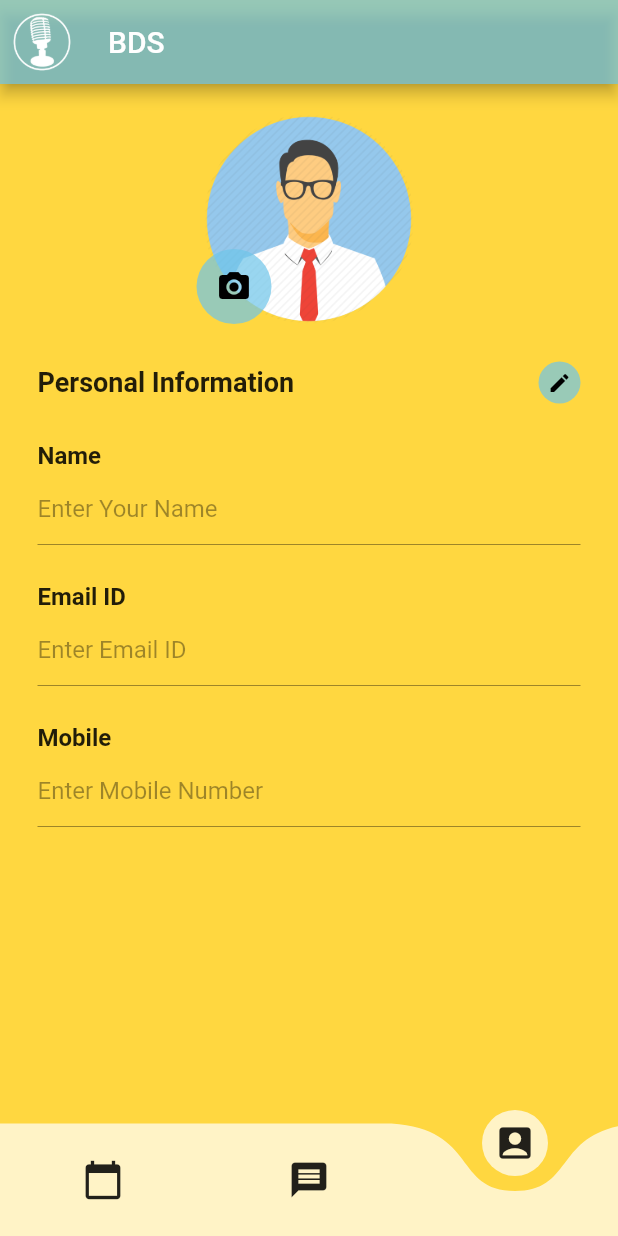
After one commit to akashrajbanshi/bds, a Flutter app: the HomePage screen opened by its route, item 3 of the bottom bar chosen, after a tap on the "camera alt" icon, after a tap on "Save", on a phone screen of 412 x 824 dp. The commit adds this screen. Run offline on Flutter 3.47's test engine with Material 2 defaults, Android fonts, the phone set to English and light mode, and no system bars; drawn by our look-alikes of curved_navigation_bar; our stand-ins replace cached_network_image, cloud_firestore, firebase_auth, firebase_database, firebase_messaging, firebase_storage and 6 more; missing offline and left inert: calendar_views, flutter_facebook_login; accounts and stored records are empty; network calls fail.

Commit message:
Profile Screen has been added

```diff
--- a/lib/common/socialicon.dart
+++ b/lib/common/socialicon.dart
@@ -13,6 +13,7 @@ class SocialIcon extends StatelessWidget {
         width: 40.0,
         height: 40.0,
         child: RawMaterialButton(
+          onPressed: () {},
           shape: CircleBorder(),
           child: Icon(iconData, color: Colors.white),
         ),
--- a/lib/common/strings.dart
+++ b/lib/common/strings.dart
@@ -19,8 +19,6 @@ class  Strings {
   static final String FIELD_APPOINTMENT_DAY = 'appointmentDay';
   static final String FIELD_USER_ID = 'userID';
   static final String DATE_NOTE_VALID_FOR_APPOINTMENT = 'Appointment Cannot Be Booked For Selected Date';
-
   static final String DAY_VIEW_APP_BAR = 'Day View';
-
   static final String FIREBASE_MESSAGE = 'messages';
 }
--- a/lib/pages/authenticationpage.dart
+++ b/lib/pages/authenticationpage.dart
@@ -101,34 +101,49 @@ class _AuthenticationPageState extends State<AuthenticationPage> {
       AuthCredential credential =
           FacebookAuthProvider.getCredential(accessToken: myToken.token);
 
-      var user = await FirebaseAuth.instance.signInWithCredential(credential);
-      if (null != user) {
-        await setCurrentUserFromSharedPreference(user);
+      var authResult =
+          await FirebaseAuth.instance.signInWithCredential(credential);
+      if (null != authResult) {
+        await setCurrentUserFromSharedPreference(authResult);
         Navigator.pushNamed(context, '/home');
       }
     }
   }
 
   Future setCurrentUserFromSharedPreference(AuthResult result) async {
-    SharedPreferences prefs = await SharedPreferences.getInstance();
-    prefs.setString('userID', result.user.uid);
-    _saveDeviceToken(prefs,result);
+    _saveDeviceToken(result);
     Navigator.pushNamed(context, '/home');
   }
 
-  _saveDeviceToken(SharedPreferences prefs, AuthResult result) async {
+  _saveDeviceToken(AuthResult result) async {
+    await updateSPAndFS(result);
+  }
+
+  Future updateSPAndFS(AuthResult result) async {
+    SharedPreferences prefs = await SharedPreferences.getInstance();
+    String username = result.user.displayName;
+    String email = result.user.email;
+    String mobile = result.user.phoneNumber;
+    String photoUrl = result.user.photoUrl;
+
+    prefs.setString('userID', result.user.uid);
+    prefs.setString('username', username);
+    prefs.setString('email', email);
+    prefs.setString('mobile', mobile);
+    prefs.setString('photoUrl', photoUrl);
+
     // Get the token for this device
     String fcmToken = await _fcm.getToken();
 
     // Save it to Firestore
     if (fcmToken != null) {
-      var tokens = _firestore
-          .collection('users')
-          .document(result.user.uid);
-
-      prefs.setString('tokenID', fcmToken);
+      var tokens = _firestore.collection('users').document(result.user.uid);
 
       await tokens.setData({
+        'username': username,
+        'email': email,
+        'mobile': mobile,
+        'photoUrl': photoUrl,
         'tokenID': fcmToken,
         'createdAt': FieldValue.serverTimestamp(), // optional
       }).whenComplete(() => prefs.setString('tokenID', fcmToken));
@@ -146,10 +161,9 @@ class _AuthenticationPageState extends State<AuthenticationPage> {
       idToken: googleSignInAuthentication.idToken,
     );
     AuthResult authResult = await _auth.signInWithCredential(credential);
-    FirebaseUser user = authResult.user;
-    if (null != user) {
-      SharedPreferences prefs = await SharedPreferences.getInstance();
-      prefs.setString('userID', user.uid);
+
+    if (null != authResult) {
+      updateSPAndFS(authResult);
       Navigator.pushNamed(context, '/home');
     }
   }
@@ -197,8 +211,8 @@ class _AuthenticationPageState extends State<AuthenticationPage> {
       decoration: InputDecoration(
         hintText: 'Password',
         contentPadding: EdgeInsets.fromLTRB(30.0, 20.0, 30.0, 20.0),
-    border: OutlineInputBorder(borderRadius: BorderRadius.circular(24.0)),
-    ),
+        border: OutlineInputBorder(borderRadius: BorderRadius.circular(24.0)),
+      ),
     );
 
     final loginButton = Padding(
--- a/lib/pages/homepage.dart
+++ b/lib/pages/homepage.dart
@@ -2,14 +2,13 @@ import 'package:bds/common/customcolors.dart';
 import 'package:bds/common/strings.dart';
 import 'package:bds/pages/calendarpage.dart';
 import 'package:bds/pages/messagepage.dart';
-import 'package:cloud_firestore/cloud_firestore.dart';
+import 'package:bds/pages/profilepage.dart';
 import 'package:curved_navigation_bar/curved_navigation_bar.dart';
 import 'package:firebase_messaging/firebase_messaging.dart';
 import 'package:flutter/cupertino.dart';
 import 'package:flutter/material.dart';
 import 'package:flutter/painting.dart';
 import 'package:flutter_local_notifications/flutter_local_notifications.dart';
-import 'package:shared_preferences/shared_preferences.dart';
 
 class HomePage extends StatefulWidget {
   @override
@@ -68,7 +67,7 @@ class _HomePageState extends State<HomePage> {
 
   int _currentIndex = 0;
 
-  final List<Widget> screens = [CalendarPage(), MessagePage()];
+  final List<Widget> screens = [CalendarPage(), MessagePage(), ProfilePage()];
 
   @override
   Widget build(BuildContext context) {
@@ -99,7 +98,8 @@ class _HomePageState extends State<HomePage> {
             animationDuration: Duration(milliseconds: 300),
             items: [
               Icon(Icons.calendar_today, size: 28),
-              Icon(Icons.message, size: 28)
+              Icon(Icons.message, size: 28),
+              Icon(Icons.account_box, size: 28)
             ],
           ),
         ),
--- a/lib/pages/messagepage.dart
+++ b/lib/pages/messagepage.dart
@@ -84,7 +84,7 @@ class _MessagePageState extends State<MessagePage> {
                 Expanded(
                     flex: 2,
                     child: Padding(
-                      padding: const EdgeInsets.only(left: 12.0, bottom: 15),
+                      padding: const EdgeInsets.only(left: 12.0, bottom: 30),
                       child: TextField(
                         keyboardType: TextInputType.multiline,
                         maxLines: 2,
@@ -129,7 +129,7 @@ class SendButton extends StatelessWidget {
   @override
   Widget build(BuildContext context) {
     return Padding(
-      padding: const EdgeInsets.only(left: 20, right: 10, bottom: 30, top: 10),
+      padding: const EdgeInsets.only(left: 20, right: 10, bottom: 50, top: 10),
       child: RaisedButton(
         shape: RoundedRectangleBorder(
           borderRadius: BorderRadius.circular(16),
--- /dev/null
+++ b/lib/pages/profilepage.dart
@@ -0,0 +1,392 @@
+import 'dart:io';
+
+import 'package:bds/common/customcolors.dart';
+import 'package:cached_network_image/cached_network_image.dart';
+import 'package:cloud_firestore/cloud_firestore.dart';
+import 'package:firebase_storage/firebase_storage.dart';
+import 'package:flutter/cupertino.dart';
+import 'package:flutter/material.dart';
+import 'package:image_picker/image_picker.dart';
+import 'package:shared_preferences/shared_preferences.dart';
+import 'package:path/path.dart' as Path;
+
+class ProfilePage extends StatefulWidget {
+  @override
+  createState() => ProfilePageState();
+}
+
+class ProfilePageState extends State<ProfilePage>
+    with SingleTickerProviderStateMixin {
+  bool _status = true;
+  final FocusNode myFocusNode = FocusNode();
+
+  File _image;
+  String _imageUrl;
+
+  TextEditingController _usernameController;
+  TextEditingController _emailController;
+  TextEditingController _mobileController;
+
+  final Firestore _firestore = Firestore.instance;
+
+  @override
+  void initState() {
+    super.initState();
+    _usernameController = TextEditingController();
+    _emailController = TextEditingController();
+    _mobileController = TextEditingController();
+
+    getUserInfo();
+  }
+
+  void getUserInfo() async {
+    SharedPreferences prefs = await SharedPreferences.getInstance();
+
+    setState(() {
+      if (null != prefs.get("username"))
+        _usernameController.text = prefs.get("username");
+      if (null != prefs.get("email"))
+        _emailController.text = prefs.get("email");
+      if (null != prefs.get("mobile"))
+        _mobileController.text = prefs.get("mobile");
+      if (null != prefs.get("photoUrl")) _imageUrl = prefs.get("photoUrl");
+    });
+  }
+
+  @override
+  Widget build(BuildContext context) {
+    return Container(
+      color: CustomColors.backgroundColor,
+      child: ListView(
+        children: <Widget>[
+          Column(
+            children: <Widget>[
+              Container(
+                color: CustomColors.backgroundColor,
+                child: Column(
+                  children: <Widget>[
+                    Padding(
+                      padding: EdgeInsets.only(top: 20.0),
+                      child: Stack(fit: StackFit.loose, children: <Widget>[
+                        Row(
+                          crossAxisAlignment: CrossAxisAlignment.center,
+                          mainAxisAlignment: MainAxisAlignment.center,
+                          children: <Widget>[
+                            Container(
+                                width: 140.0,
+                                height: 140.0,
+                                decoration: BoxDecoration(
+                                  shape: BoxShape.circle,
+                                  image: DecorationImage(
+                                    image: _imageUrl != null
+                                        ? CachedNetworkImageProvider(_imageUrl)
+                                        : (null != _image)
+                                            ? ExactAssetImage(_image.path)
+                                            : ExactAssetImage('assets/as.png'),
+                                    fit: BoxFit.cover,
+                                  ),
+                                )),
+                          ],
+                        ),
+                        Padding(
+                            padding: EdgeInsets.only(top: 90.0, right: 100.0),
+                            child: GestureDetector(
+                              onTap: () => chooseFile(),
+                              child: Row(
+                                mainAxisAlignment: MainAxisAlignment.center,
+                                children: <Widget>[
+                                  CircleAvatar(
+                                    backgroundColor: CustomColors.buttonColor,
+                                    radius: 25.0,
+                                    child: Icon(
+                                      Icons.camera_alt,
+                                      color: Colors.black,
+                                    ),
+                                  ),
+                                ],
+                              ),
+                            )),
+                      ]),
+                    )
+                  ],
+                ),
+              ),
+              Container(
+                color: CustomColors.backgroundColor,
+                child: Padding(
+                  padding: EdgeInsets.only(bottom: 25.0),
+                  child: Column(
+                    crossAxisAlignment: CrossAxisAlignment.start,
+                    mainAxisAlignment: MainAxisAlignment.start,
+                    children: <Widget>[
+                      Padding(
+                          padding: EdgeInsets.only(
+                              left: 25.0, right: 25.0, top: 25.0),
+                          child: Row(
+                            mainAxisAlignment: MainAxisAlignment.spaceBetween,
+                            mainAxisSize: MainAxisSize.max,
+                            children: <Widget>[
+                              Column(
+                                mainAxisAlignment: MainAxisAlignment.start,
+                                mainAxisSize: MainAxisSize.min,
+                                children: <Widget>[
+                                  Text(
+                                    'Personal Information',
+                                    style: TextStyle(
+                                        fontSize: 18.0,
+                                        fontWeight: FontWeight.bold),
+                                  ),
+                                ],
+                              ),
+                              Column(
+                                mainAxisAlignment: MainAxisAlignment.end,
+                                mainAxisSize: MainAxisSize.min,
+                                children: <Widget>[
+                                  _status ? _getEditIcon() : Container(),
+                                ],
+                              )
+                            ],
+                          )),
+                      Padding(
+                          padding: EdgeInsets.only(
+                              left: 25.0, right: 25.0, top: 25.0),
+                          child: Row(
+                            mainAxisSize: MainAxisSize.max,
+                            children: <Widget>[
+                              Column(
+                                mainAxisAlignment: MainAxisAlignment.start,
+                                mainAxisSize: MainAxisSize.min,
+                                children: <Widget>[
+                                  Text(
+                                    'Name',
+                                    style: TextStyle(
+                                        fontSize: 16.0,
+                                        fontWeight: FontWeight.bold),
+                                  ),
+                                ],
+                              ),
+                            ],
+                          )),
+                      Padding(
+                          padding: EdgeInsets.only(
+                              left: 25.0, right: 25.0, top: 2.0),
+                          child: Row(
+                            mainAxisSize: MainAxisSize.max,
+                            children: <Widget>[
+                              Flexible(
+                                child: TextField(
+                                  controller: _usernameController,
+                                  decoration: const InputDecoration(
+                                    hintText: "Enter Your Name",
+                                  ),
+                                  enabled: !_status,
+                                  autofocus: !_status,
+                                ),
+                              ),
+                            ],
+                          )),
+                      Padding(
+                          padding: EdgeInsets.only(
+                              left: 25.0, right: 25.0, top: 25.0),
+                          child: Row(
+                            mainAxisSize: MainAxisSize.max,
+                            children: <Widget>[
+                              Column(
+                                mainAxisAlignment: MainAxisAlignment.start,
+                                mainAxisSize: MainAxisSize.min,
+                                children: <Widget>[
+                                  Text(
+                                    'Email ID',
+                                    style: TextStyle(
+                                        fontSize: 16.0,
+                                        fontWeight: FontWeight.bold),
+                                  ),
+                                ],
+                              ),
+                            ],
+                          )),
+                      Padding(
+                          padding: EdgeInsets.only(
+                              left: 25.0, right: 25.0, top: 2.0),
+                          child: Row(
+                            mainAxisSize: MainAxisSize.max,
+                            children: <Widget>[
+                              Flexible(
+                                child: TextField(
+                                  controller: _emailController,
+                                  decoration: const InputDecoration(
+                                      hintText: "Enter Email ID"),
+                                  enabled: !_status,
+                                ),
+                              ),
+                            ],
+                          )),
+                      Padding(
+                          padding: EdgeInsets.only(
+                              left: 25.0, right: 25.0, top: 25.0),
+                          child: Row(
+                            mainAxisSize: MainAxisSize.max,
+                            children: <Widget>[
+                              Column(
+                                mainAxisAlignment: MainAxisAlignment.start,
+                                mainAxisSize: MainAxisSize.min,
+                                children: <Widget>[
+                                  Text(
+                                    'Mobile',
+                                    style: TextStyle(
+                                        fontSize: 16.0,
+                                        fontWeight: FontWeight.bold),
+                                  ),
+                                ],
+                              ),
+                            ],
+                          )),
+                      Padding(
+                          padding: EdgeInsets.only(
+                              left: 25.0, right: 25.0, top: 2.0),
+                          child: Row(
+                            mainAxisSize: MainAxisSize.max,
+                            children: <Widget>[
+                              Flexible(
+                                child: TextField(
+                                  controller: _mobileController,
+                                  decoration: const InputDecoration(
+                                      hintText: "Enter Mobile Number"),
+                                  enabled: !_status,
+                                ),
+                              ),
+                            ],
+                          )),
+                      !_status ? _getActionButtons() : Container(),
+                    ],
+                  ),
+                ),
+              )
+            ],
+          ),
+        ],
+      ),
+    );
+  }
+
+  @override
+  void dispose() {
+    // Clean up the controller when the Widget is disposed
+    myFocusNode.dispose();
+    super.dispose();
+  }
+
+  Widget _getActionButtons() {
+    return Padding(
+      padding: EdgeInsets.only(left: 25.0, right: 25.0, top: 45.0),
+      child: Row(
+        mainAxisSize: MainAxisSize.max,
+        mainAxisAlignment: MainAxisAlignment.start,
+        children: <Widget>[
+          Expanded(
+            child: Padding(
+              padding: EdgeInsets.only(right: 10.0),
+              child: Container(
+                  child: RaisedButton(
+                child: Text("Save"),
+                textColor: Colors.white,
+                color: CustomColors.buttonColor,
+                onPressed: () {
+                  setState(() {
+                    _status = true;
+                    uploadFileAndSaveUser();
+                    FocusScope.of(context).requestFocus(FocusNode());
+                  });
+                },
+                shape: RoundedRectangleBorder(
+                    borderRadius: BorderRadius.circular(20.0)),
+              )),
+            ),
+            flex: 2,
+          ),
+          Expanded(
+            child: Padding(
+              padding: EdgeInsets.only(left: 10.0),
+              child: Container(
+                  child: RaisedButton(
+                child: Text("Cancel"),
+                textColor: Colors.white,
+                color: CustomColors.buttonColor,
+                onPressed: () {
+                  setState(() {
+                    _status = true;
+                    getUserInfo();
+                    FocusScope.of(context).requestFocus(FocusNode());
+                  });
+                },
+                shape: RoundedRectangleBorder(
+                    borderRadius: BorderRadius.circular(20.0)),
+              )),
+            ),
+            flex: 2,
+          ),
+        ],
+      ),
+    );
+  }
+
+  Widget _getEditIcon() {
+    return GestureDetector(
+      child: CircleAvatar(
+        backgroundColor: CustomColors.buttonColor,
+        radius: 14.0,
+        child: Icon(
+          Icons.edit,
+          color: Colors.black,
+          size: 16.0,
+        ),
+      ),
+      onTap: () {
+        setState(() {
+          _status = false;
+        });
+      },
+    );
+  }
+
+  Future chooseFile() async {
+    await ImagePicker.pickImage(source: ImageSource.gallery).then((image) {
+      setState(() {
+        _imageUrl = null;
+        _image = image;
+        _status = false;
+      });
+    });
+  }
+
+  Future uploadFileAndSaveUser() async {
+    SharedPreferences prefs = await SharedPreferences.getInstance();
+    var userInfo = _firestore.collection('users').document(prefs.get('userID'));
+
+    if (_image != null) {
+      StorageReference storageReference = FirebaseStorage.instance
+          .ref()
+          .child("/${Path.basename(_image.path)}}");
+      StorageUploadTask uploadTask = storageReference.putFile(_image);
+      await uploadTask.onComplete;
+      print('File Uploaded');
+      storageReference.getDownloadURL().then((fileURL) {
+        setState(() {
+          prefs.setString("photoUrl", fileURL);
+          _imageUrl = fileURL;
+        });
+
+        userInfo.updateData({'photoUrl': fileURL});
+      });
+    } else {
+      prefs.setString("username", _usernameController.text);
+      prefs.setString("email", _emailController.text);
+      prefs.setString("mobile", _mobileController.text);
+      userInfo.updateData({
+        'username': _usernameController.text,
+        'email': _emailController.text,
+        'mobile': _mobileController.text
+      });
+    }
+  }
+}
--- a/pubspec.yaml
+++ b/pubspec.yaml
@@ -38,6 +38,9 @@ dependencies:
   firebase_messaging: ^5.0.2
   flutter_local_notifications: ^0.8.4
   flutter_slidable: ^0.5.4
+  cached_network_image: ^1.1.3
+  firebase_storage: ^3.0.3
+  image_picker: ^0.6.0+17
 
 
 
@@ -58,6 +61,7 @@ flutter:
   uses-material-design: true
   assets:
     - assets/logo.png
+    - assets/as.png
   fonts:
     - family: Nunito
       fonts:
```
Also changed, not shown: assets/as.png (added), pubspec.lock, 2 other files.
